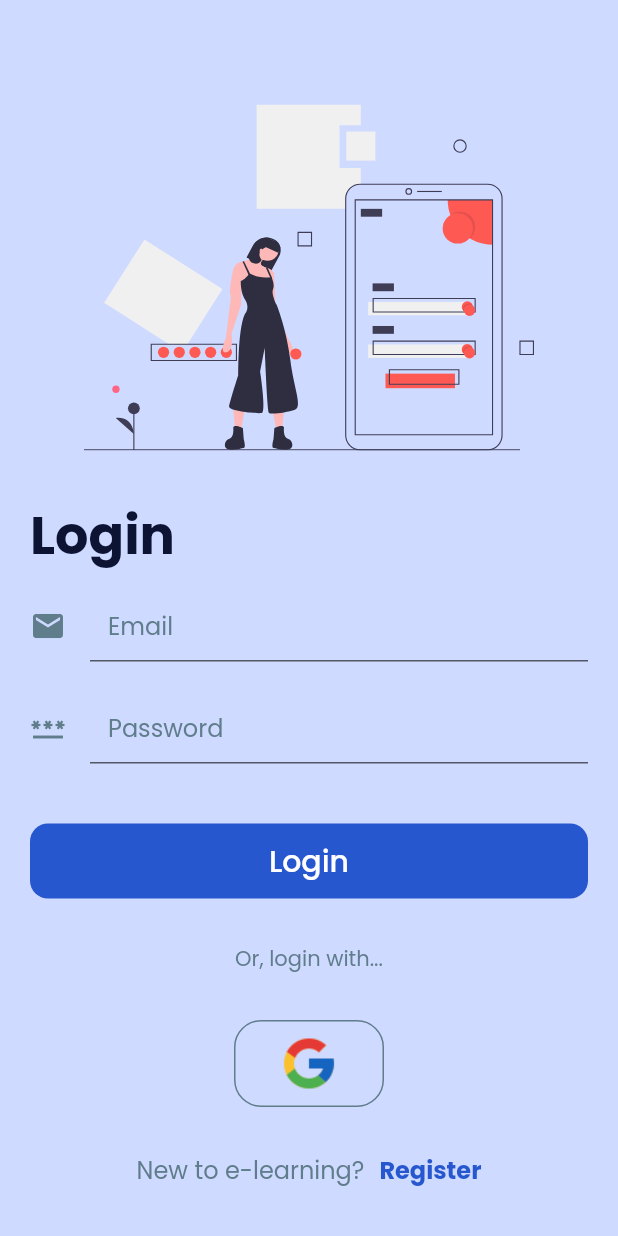
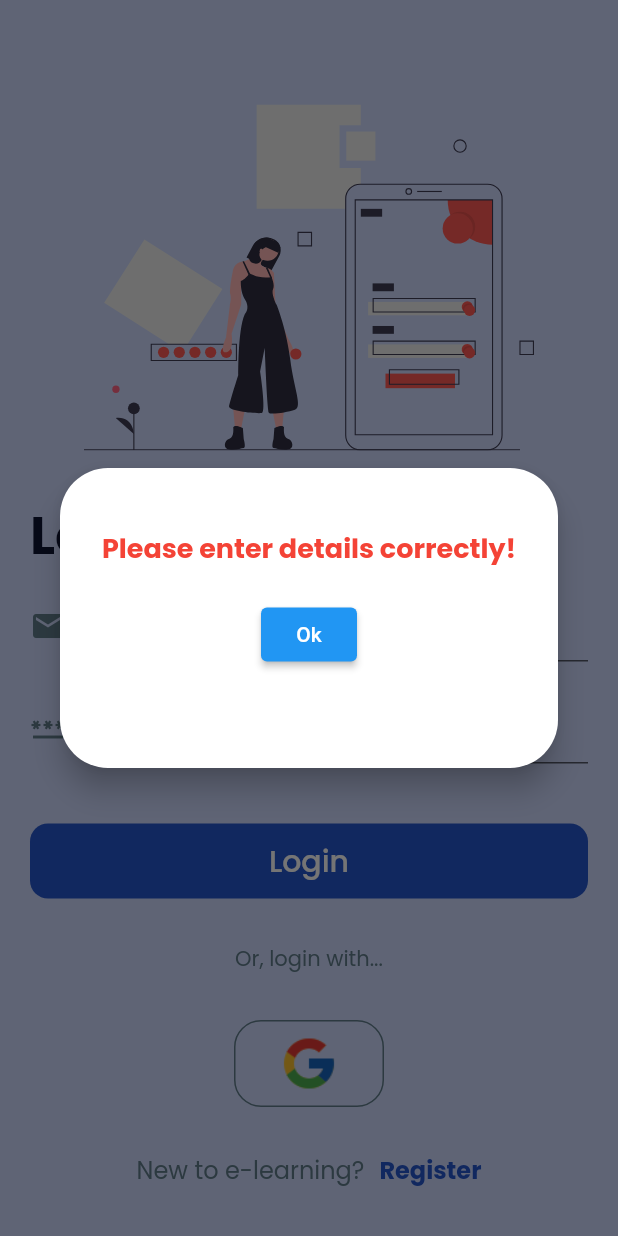
Before and after one commit to niyatipatel2711/e_learning_platform, a Flutter app: the Login screen opened directly, after a tap on "Login", on a phone screen of 412 x 824 dp. Run offline on Flutter 3.47's test engine with Material 2 defaults, Android fonts, the phone set to English and light mode, and no system bars; our stand-ins replace firebase_auth, firebase_core, flutter_svg, form_field_validator, google_fonts, google_sign_in and 1 more; accounts and stored records are empty.

Commit message:
login signup

```diff
--- a/lib/login_signup/login.dart
+++ b/lib/login_signup/login.dart
@@ -208,6 +208,47 @@ class _LoginState extends State<Login> {
                           });
                         } else {
                           print("Please enter details correctly.");
+                          showDialog(
+                            barrierDismissible: false,
+                            context: context,
+                            builder: (BuildContext context){
+                              return Dialog(
+                                shape: RoundedRectangleBorder(
+                                  borderRadius: BorderRadius.all(Radius.circular(32),),
+                                ),
+                                elevation: 8,
+                                child: Container(
+                                  height: 200,
+                                  child: Padding(
+                                    padding: const EdgeInsets.all(20.0),
+                                    child: Center(
+                                      child: Column(
+                                        crossAxisAlignment: CrossAxisAlignment.center,
+                                        children: [
+                                          // Image.asset('assets/images/failed.png', height: 40, width: 40,),
+                                          SizedBox(height: 20,),
+                                          Text(
+                                            'Please enter details correctly!',
+                                            style: GoogleFonts.poppins(
+                                              fontSize: 18,
+                                              color: Colors.red,
+                                              fontWeight: FontWeight.bold,
+                                            ),
+                                            textAlign: TextAlign.center,
+                                          ),
+                                          SizedBox(height: 20),
+                                          ElevatedButton(
+                                            onPressed: () {
+                                              Navigator.of(context).pop();
+                                            },
+                                            child: Text('Ok')
+                                          )
+                                      ]),
+                                    ),
+                                  ),
+                                ),
+                              );
+                            });
                         }
                       },
                       child: Container(
--- a/lib/login_signup/methods.dart
+++ b/lib/login_signup/methods.dart
@@ -91,11 +91,13 @@ Future<void> logOut() async {
 }
 
 Future<bool?> signInWithGoogle() async {
+  try {
     final GoogleSignInAccount? googleSignInAccount = await googleSignIn.signIn();
 
       if (googleSignInAccount != null) {
         final GoogleSignInAuthentication googleAuth =
             await googleSignInAccount.authentication;
+
         final AuthCredential credential = GoogleAuthProvider.credential(
             idToken: googleAuth.idToken, accessToken: googleAuth.accessToken);
 
@@ -108,4 +110,7 @@ Future<bool?> signInWithGoogle() async {
 
         return Future.value(true);
       }
+  } on PlatformException catch (e) {
+      print(e);
   }
+}
```
Also changed, not shown: lib/login_signup/signup.dart (+43 -1 lines). Lines whose indentation alone changed are shown as unchanged.
